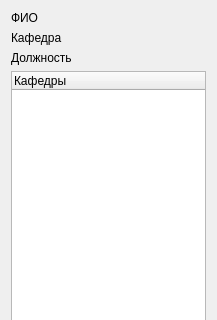
First picture: the form in client/src/faculty/facultypanel.ui, repository rainovskyqt/teacher_plan, before the edit; both pictures show x 0 to 217 and y 0 to 320 of the 217 by 661 pixel window.
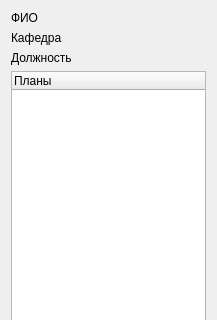
Second picture: the form after the edit.

The edit to the form file:
```diff
--- a/client/src/faculty/facultypanel.ui
+++ b/client/src/faculty/facultypanel.ui
@@ -48,7 +48,7 @@
     <widget class="QTreeWidget" name="tree_plans">
      <column>
       <property name="text">
-       <string>Кафедры</string>
+       <string>Планы</string>
       </property>
      </column>
     </widget>
```
